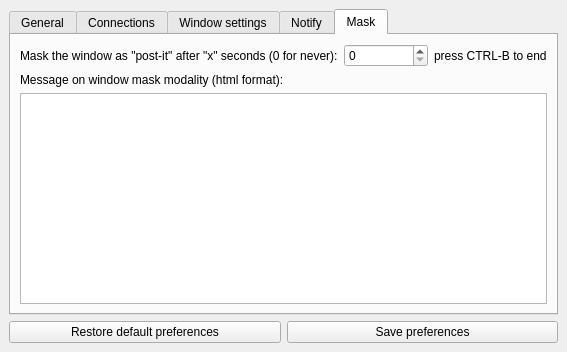
MValaguz/Echo, file source/qtdesigner/preferences_ui.ui: the form before one commit.
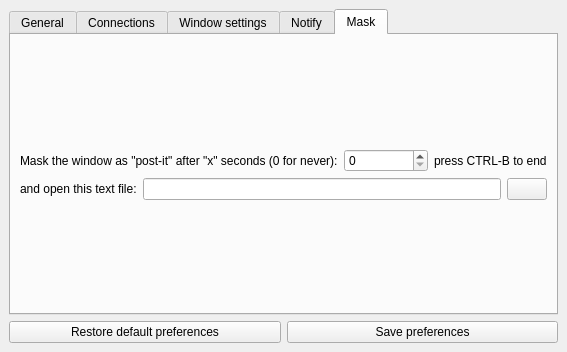
The form after the commit. The open tabs and pages were chosen to show the change. Icons and pictures are not drawn.

```diff
--- a/source/qtdesigner/preferences_ui.ui
+++ b/source/qtdesigner/preferences_ui.ui
@@ -6,7 +6,7 @@
    <rect>
     <x>0</x>
     <y>0</y>
-    <width>515</width>
+    <width>516</width>
     <height>352</height>
    </rect>
   </property>
@@ -467,9 +467,11 @@
        <attribute name="title">
         <string>Mask</string>
        </attribute>
+       <layout class="QGridLayout" name="gridLayout_10">
+        <item row="1" column="0">
        <layout class="QGridLayout" name="gridLayout_9">
         <item row="0" column="0">
-         <layout class="QHBoxLayout" name="horizontalLayout_4">
+           <layout class="QHBoxLayout" name="horizontalLayout_5">
           <item>
            <widget class="QLabel" name="label_15">
             <property name="text">
@@ -478,7 +480,11 @@
            </widget>
           </item>
           <item>
-           <widget class="QSpinBox" name="e_mask_window_timer"/>
+             <widget class="QSpinBox" name="e_mask_window_timer">
+              <property name="maximum">
+               <number>999</number>
+              </property>
+             </widget>
           </item>
           <item>
            <widget class="QLabel" name="label_16">
@@ -490,22 +496,57 @@
          </layout>
         </item>
         <item row="1" column="0">
-         <widget class="QLabel" name="label_17">
+           <layout class="QHBoxLayout" name="horizontalLayout_4">
+            <item>
+             <widget class="QLabel" name="label_20">
           <property name="text">
-           <string>Message on window mask modality (html format):</string>
-          </property>
-         </widget>
+               <string>and open this text file:</string>
+              </property>
+             </widget>
+            </item>
+            <item>
+             <widget class="QLineEdit" name="e_mask_filename"/>
+            </item>
+            <item>
+             <widget class="QPushButton" name="b_mask_filename">
+              <property name="text">
+               <string/>
+              </property>
+              <property name="icon">
+               <iconset resource="resource.qrc">
+                <normaloff>:/icons/icons/folder.png</normaloff>:/icons/icons/folder.png</iconset>
+              </property>
+             </widget>
+            </item>
+           </layout>
+          </item>
+         </layout>
         </item>
         <item row="2" column="0">
-         <widget class="QTextEdit" name="e_mask_window_message">
-          <property name="html">
-           <string>&lt;!DOCTYPE HTML PUBLIC &quot;-//W3C//DTD HTML 4.0//EN&quot; &quot;http://www.w3.org/TR/REC-html40/strict.dtd&quot;&gt;
-&lt;html&gt;&lt;head&gt;&lt;meta name=&quot;qrichtext&quot; content=&quot;1&quot; /&gt;&lt;style type=&quot;text/css&quot;&gt;
-p, li { white-space: pre-wrap; }
-&lt;/style&gt;&lt;/head&gt;&lt;body style=&quot; font-family:'MS Shell Dlg 2'; font-size:8.25pt; font-weight:400; font-style:normal;&quot;&gt;
-&lt;p style=&quot;-qt-paragraph-type:empty; margin-top:0px; margin-bottom:0px; margin-left:0px; margin-right:0px; -qt-block-indent:0; text-indent:0px;&quot;&gt;&lt;br /&gt;&lt;/p&gt;&lt;/body&gt;&lt;/html&gt;</string>
+         <spacer name="verticalSpacer">
+          <property name="orientation">
+           <enum>Qt::Vertical</enum>
           </property>
-         </widget>
+          <property name="sizeHint" stdset="0">
+           <size>
+            <width>20</width>
+            <height>40</height>
+           </size>
+          </property>
+         </spacer>
+        </item>
+        <item row="0" column="0">
+         <spacer name="verticalSpacer_2">
+          <property name="orientation">
+           <enum>Qt::Vertical</enum>
+          </property>
+          <property name="sizeHint" stdset="0">
+           <size>
+            <width>20</width>
+            <height>40</height>
+           </size>
+          </property>
+         </spacer>
         </item>
        </layout>
       </widget>
```
Left out of the diff: 48 changed lines with no effect on the pictures. Lines whose indentation alone changed are shown as unchanged.
